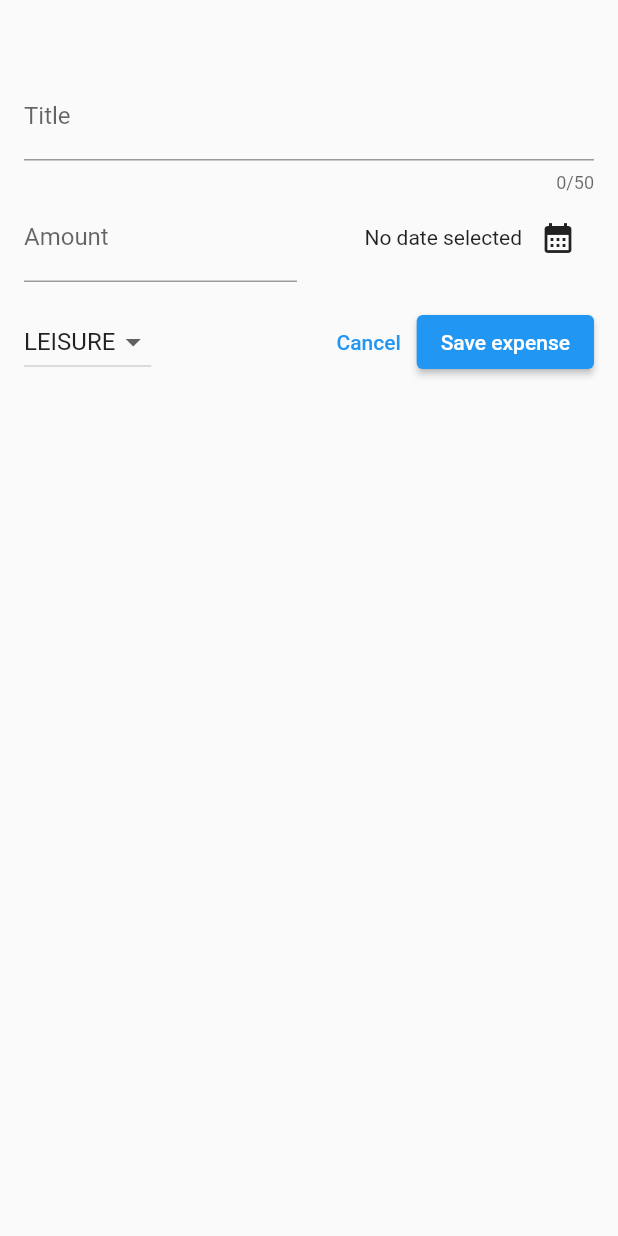
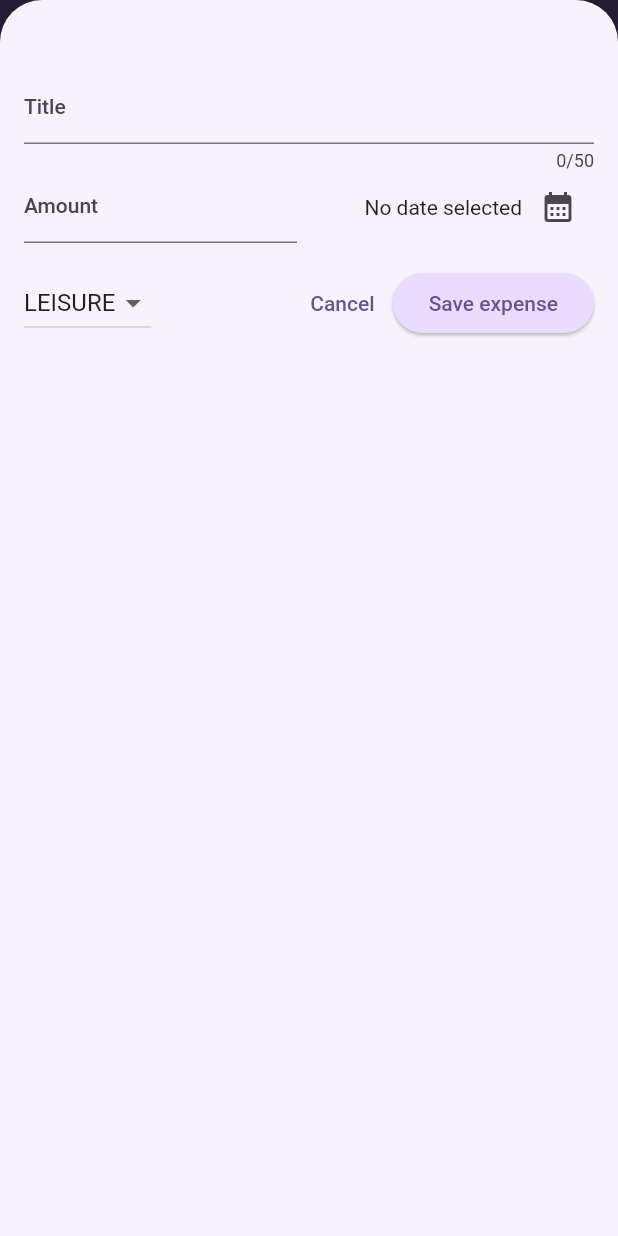
Before and after one commit to vgurguriev/expense-tracker, a Flutter app: the screen it shows after launch, after a tap on the "add" icon, on a phone screen of 412 x 824 dp. Run offline on Flutter 3.47's test engine with Material 2 defaults, Android fonts, the phone set to English and light mode, and no system bars.

Commit message:
Added theme and chart

```diff
--- a/lib/main.dart
+++ b/lib/main.dart
@@ -2,10 +2,56 @@ import 'package:flutter/material.dart';
 
 import 'package:expense_tracker/widgets/expenses.dart';
 
+var kColorScheme = ColorScheme.fromSeed(
+  seedColor: const Color.fromARGB(255, 96, 59, 181),
+);
+
+var kDarkColorScheme = ColorScheme.fromSeed(
+  brightness: Brightness.dark,
+  seedColor: const Color.fromARGB(255, 5, 99, 125),
+);
+
 void main() {
   runApp(
-    const MaterialApp(
-      home: Expenses(),
+    MaterialApp(
+      darkTheme: ThemeData.dark().copyWith(
+        useMaterial3: true,
+        colorScheme: kDarkColorScheme,
+        cardTheme: const CardTheme().copyWith(
+          color: kDarkColorScheme.secondaryContainer,
+          margin: const EdgeInsets.symmetric(horizontal: 16, vertical: 8),
+        ),
+        elevatedButtonTheme: ElevatedButtonThemeData(
+          style: ElevatedButton.styleFrom(
+            backgroundColor: kDarkColorScheme.primaryContainer,
+            foregroundColor: kDarkColorScheme.onPrimaryContainer,
+          ),
+        ),
+      ),
+      theme: ThemeData().copyWith(
+        useMaterial3: true,
+        colorScheme: kColorScheme,
+        appBarTheme: const AppBarTheme().copyWith(
+          backgroundColor: kColorScheme.onPrimaryContainer,
+          foregroundColor: kColorScheme.primaryContainer,
+        ),
+        cardTheme: const CardTheme().copyWith(
+          color: kColorScheme.secondaryContainer,
+          margin: const EdgeInsets.symmetric(horizontal: 16, vertical: 8),
+        ),
+        elevatedButtonTheme: ElevatedButtonThemeData(
+          style: ElevatedButton.styleFrom(
+            backgroundColor: kColorScheme.primaryContainer,
+          ),
+        ),
+        textTheme: ThemeData().textTheme.copyWith(
+              titleLarge: TextStyle(
+                  fontWeight: FontWeight.bold,
+                  color: kColorScheme.onSecondaryContainer,
+                  fontSize: 16),
+            ),
+      ),
+      home: const Expenses(),
     ),
   );
 }
--- a/lib/models/expense.dart
+++ b/lib/models/expense.dart
@@ -38,3 +38,26 @@ class Expense {
     return formatter.format(date);
   }
 }
+
+class ExpenseBucket {
+  const ExpenseBucket({
+    required this.category,
+    required this.expenses,
+  });
+
+  ExpenseBucket.forCategory(List<Expense> allExpenses, this.category)
+    : expenses = allExpenses.where((expense) => expense.category == category).toList();
+
+  final Category category;
+  final List<Expense> expenses;
+
+  double get totalExpenses {
+    double sum = 0;
+
+    for (var expense in expenses) {
+      sum += expense.amount;
+    }
+
+    return sum;
+  }
+}
--- /dev/null
+++ b/lib/widgets/chart/chart.dart
@@ -0,0 +1,95 @@
+import 'package:flutter/material.dart';
+
+import 'package:expense_tracker/widgets/chart/chart_bar.dart';
+import 'package:expense_tracker/models/expense.dart';
+
+class Chart extends StatelessWidget {
+  const Chart({super.key, required this.expenses});
+
+  final List<Expense> expenses;
+
+  List<ExpenseBucket> get buckets {
+    return [
+      ExpenseBucket.forCategory(expenses, Category.food),
+      ExpenseBucket.forCategory(expenses, Category.leisure),
+      ExpenseBucket.forCategory(expenses, Category.travel),
+      ExpenseBucket.forCategory(expenses, Category.work),
+    ];
+  }
+
+  double get maxTotalExpense {
+    double maxTotalExpense = 0;
+
+    for (final bucket in buckets) {
+      if (bucket.totalExpenses > maxTotalExpense) {
+        maxTotalExpense = bucket.totalExpenses;
+      }
+    }
+
+    return maxTotalExpense;
+  }
+
+  @override
+  Widget build(BuildContext context) {
+    final isDarkMode =
+        MediaQuery.of(context).platformBrightness == Brightness.dark;
+    return Container(
+      margin: const EdgeInsets.all(16),
+      padding: const EdgeInsets.symmetric(
+        vertical: 16,
+        horizontal: 8,
+      ),
+      width: double.infinity,
+      height: 180,
+      decoration: BoxDecoration(
+        borderRadius: BorderRadius.circular(8),
+        gradient: LinearGradient(
+          colors: [
+            Theme.of(context).colorScheme.primary.withOpacity(0.3),
+            Theme.of(context).colorScheme.primary.withOpacity(0.0)
+          ],
+          begin: Alignment.bottomCenter,
+          end: Alignment.topCenter,
+        ),
+      ),
+      child: Column(
+        children: [
+          Expanded(
+            child: Row(
+              crossAxisAlignment: CrossAxisAlignment.end,
+              children: [
+                for (final bucket in buckets) // alternative to map()
+                  ChartBar(
+                    fill: bucket.totalExpenses == 0
+                        ? 0
+                        : bucket.totalExpenses / maxTotalExpense,
+                  )
+              ],
+            ),
+          ),
+          const SizedBox(height: 12),
+          Row(
+            children: buckets
+                .map(
+                  (bucket) => Expanded(
+                    child: Padding(
+                      padding: const EdgeInsets.symmetric(horizontal: 4),
+                      child: Icon(
+                        categoryIcons[bucket.category],
+                        color: isDarkMode
+                            ? Theme.of(context).colorScheme.secondary
+                            : Theme.of(context)
+                                .colorScheme
+                                .primary
+                                .withOpacity(0.7),
+                      ),
+                    ),
+                  ),
+                )
+                .toList(),
+          )
+        ],
+      ),
+    );
+  }
+}
--- /dev/null
+++ b/lib/widgets/chart/chart_bar.dart
@@ -0,0 +1,34 @@
+import 'package:flutter/material.dart';
+
+class ChartBar extends StatelessWidget {
+  const ChartBar({
+    super.key,
+    required this.fill,
+  });
+
+  final double fill;
+
+  @override
+  Widget build(BuildContext context) {
+    final isDarkMode =
+        MediaQuery.of(context).platformBrightness == Brightness.dark;
+    return Expanded(
+      child: Padding(
+        padding: const EdgeInsets.symmetric(horizontal: 4),
+        child: FractionallySizedBox(
+          heightFactor: fill,
+          child: DecoratedBox(
+            decoration: BoxDecoration(
+              shape: BoxShape.rectangle,
+              borderRadius:
+                  const BorderRadius.vertical(top: Radius.circular(8)),
+              color: isDarkMode
+                  ? Theme.of(context).colorScheme.secondary
+                  : Theme.of(context).colorScheme.primary.withOpacity(0.65),
+            ),
+          ),
+        ),
+      ),
+    );
+  }
+}
--- a/lib/widgets/expenses.dart
+++ b/lib/widgets/expenses.dart
@@ -1,3 +1,4 @@
+import 'package:expense_tracker/widgets/chart/chart.dart';
 import 'package:expense_tracker/widgets/expenses_list/expenses_list.dart';
 import 'package:expense_tracker/widgets/new_expense.dart';
 import 'package:flutter/material.dart';
@@ -15,16 +16,16 @@ class Expenses extends StatefulWidget {
 
 class _ExpensesState extends State<Expenses> {
   final List<Expense> _registeredExpenses = [
-    // Expense(
-    //     title: 'Flutter course',
-    //     amount: 19.99,
-    //     date: DateTime.now(),
-    //     category: Category.work),
-    // Expense(
-    //     title: 'Cinema',
-    //     amount: 15.99,
-    //     date: DateTime.now(),
-    //     category: Category.leisure),
+    Expense(
+        title: 'Flutter course',
+        amount: 19.99,
+        date: DateTime.now(),
+        category: Category.work),
+    Expense(
+        title: 'Cinema',
+        amount: 15.99,
+        date: DateTime.now(),
+        category: Category.leisure),
   ];
 
   void _openAddExpenseOverlay() {
@@ -89,7 +90,7 @@ class _ExpensesState extends State<Expenses> {
       ),
       body: Column(
         children: [
-          const Text('The chart'),
+          Chart(expenses: _registeredExpenses),
           Expanded(child: mainContent),
         ],
       ),
--- a/lib/widgets/expenses_list/expense_item.dart
+++ b/lib/widgets/expenses_list/expense_item.dart
@@ -16,8 +16,12 @@ class ExpenseItem extends StatelessWidget {
           vertical: 16,
         ),
         child: Column(
+          crossAxisAlignment: CrossAxisAlignment.start,
           children: [
-            Text(expense.title),
+            Text(
+              expense.title,
+              style: Theme.of(context).textTheme.titleLarge,
+            ),
             const SizedBox(height: 4),
             Row(
               children: [
--- a/lib/widgets/expenses_list/expenses_list.dart
+++ b/lib/widgets/expenses_list/expenses_list.dart
@@ -19,6 +19,11 @@ class ExpensesList extends StatelessWidget {
       itemCount: expenses.length,
       itemBuilder: (ctx, index) => Dismissible(
           key: ValueKey(expenses[index]),
+          background: Container(
+            color: Theme.of(context).colorScheme.error.withOpacity(0.75),
+            margin: EdgeInsets.symmetric(
+                horizontal: Theme.of(context).cardTheme.margin!.horizontal),
+          ),
           onDismissed: (direction) {
             onRemoveExpense(expenses[index]);
           },
```
